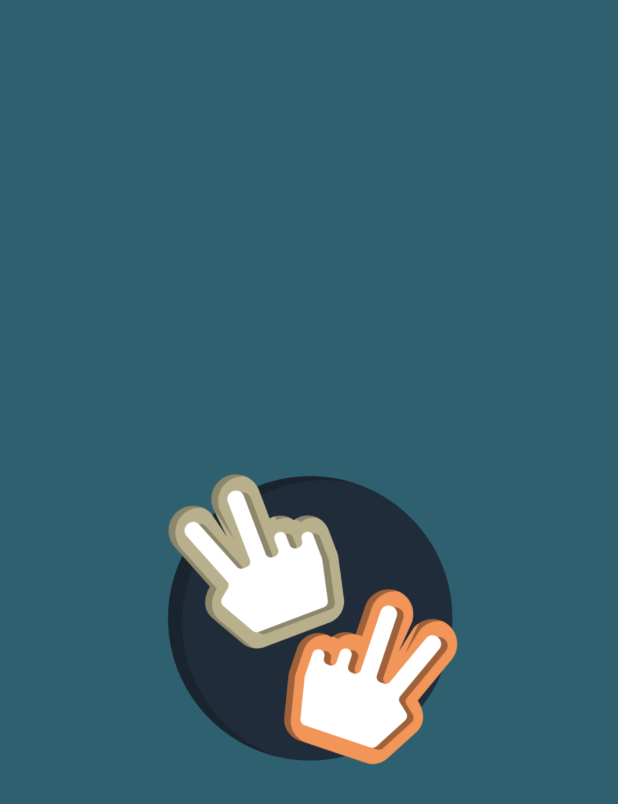
After one commit to alvvdc/secondlife, an Android app: the layout splash_screen_layout.xml on its own in the app's theme, with its tools: preview values and no code run, on a phone screen of 412 x 824 dp. The commit adds this screen. Shown: the top 804 px of the screen. Run offline under Robolectric (Android 15) with nearby library versions, the phone set to English and light mode, and no system bars.

Commit message:
Creado splash screen activity y layout, poniéndolo a pantalla completa y con el actionbar oculto 	new file:   frontend/app/src/main/java/com/iesvirgendelcarmen/secondlife/SplashActivity.kt 	new file:   frontend/app/src/main/res/drawable/logo.png 	new file:   frontend/app/src/main/res/layout/splash_screen_layout.xml 	modified:   frontend/app/src/main/res/values/colors.xml

```diff
--- /dev/null
+++ b/frontend/app/src/main/java/com/iesvirgendelcarmen/secondlife/SplashActivity.kt
@@ -0,0 +1,21 @@
+package com.iesvirgendelcarmen.secondlife
+
+import androidx.appcompat.app.AppCompatActivity
+import android.os.Bundle
+import android.view.Window
+import android.view.WindowManager
+
+class SplashActivity : AppCompatActivity() {
+
+    override fun onCreate(savedInstanceState: Bundle?) {
+        super.onCreate(savedInstanceState)
+
+        requestWindowFeature(Window.FEATURE_NO_TITLE)
+        window.setFlags(
+            WindowManager.LayoutParams.FLAG_FULLSCREEN,
+            WindowManager.LayoutParams.FLAG_FULLSCREEN)
+
+        setContentView(R.layout.splash_screen_layout)
+        supportActionBar?.hide()
+    }
+}
--- /dev/null
+++ b/frontend/app/src/main/res/layout/splash_screen_layout.xml
@@ -0,0 +1,22 @@
+<?xml version="1.0" encoding="utf-8"?>
+<androidx.constraintlayout.widget.ConstraintLayout xmlns:android="http://schemas.android.com/apk/res/android"
+    xmlns:app="http://schemas.android.com/apk/res-auto"
+    xmlns:tools="http://schemas.android.com/tools"
+    android:layout_width="match_parent"
+    android:layout_height="match_parent"
+    android:background="@color/splashScreenBackground">
+
+    <ImageView
+        android:id="@+id/imageView"
+        android:layout_width="0dp"
+        android:layout_height="0dp"
+        android:layout_marginStart="96dp"
+        android:layout_marginEnd="96dp"
+        app:layout_constraintBottom_toBottomOf="parent"
+        app:layout_constraintEnd_toEndOf="parent"
+        app:layout_constraintHorizontal_bias="0.0"
+        app:layout_constraintStart_toStartOf="parent"
+        app:layout_constraintTop_toTopOf="parent"
+        app:layout_constraintVertical_bias="0.0"
+        app:srcCompat="@drawable/logo" />
+</androidx.constraintlayout.widget.ConstraintLayout>
--- a/frontend/app/src/main/res/values/colors.xml
+++ b/frontend/app/src/main/res/values/colors.xml
@@ -3,4 +3,5 @@
     <color name="colorPrimary">#008577</color>
     <color name="colorPrimaryDark">#00574B</color>
     <color name="colorAccent">#D81B60</color>
+    <color name="splashScreenBackground">#2e6070</color>
 </resources>
```
Also changed, not shown: frontend/app/src/main/res/drawable/logo.png (added).
